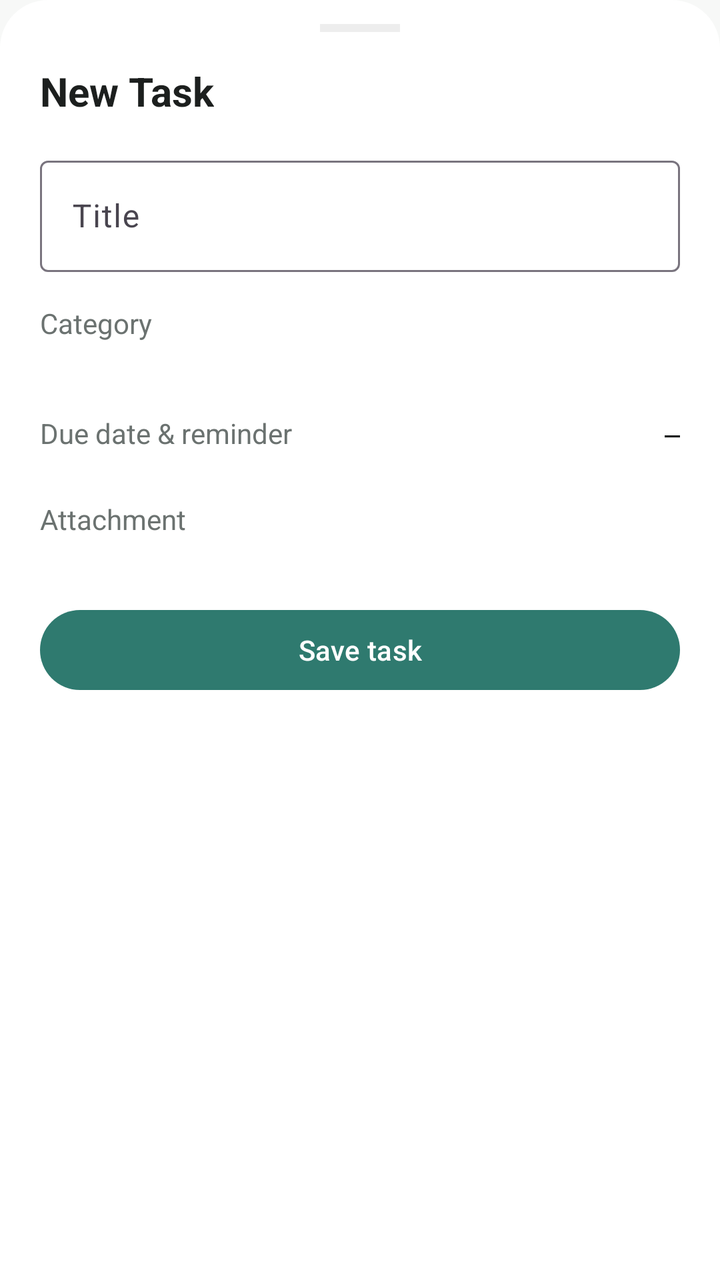
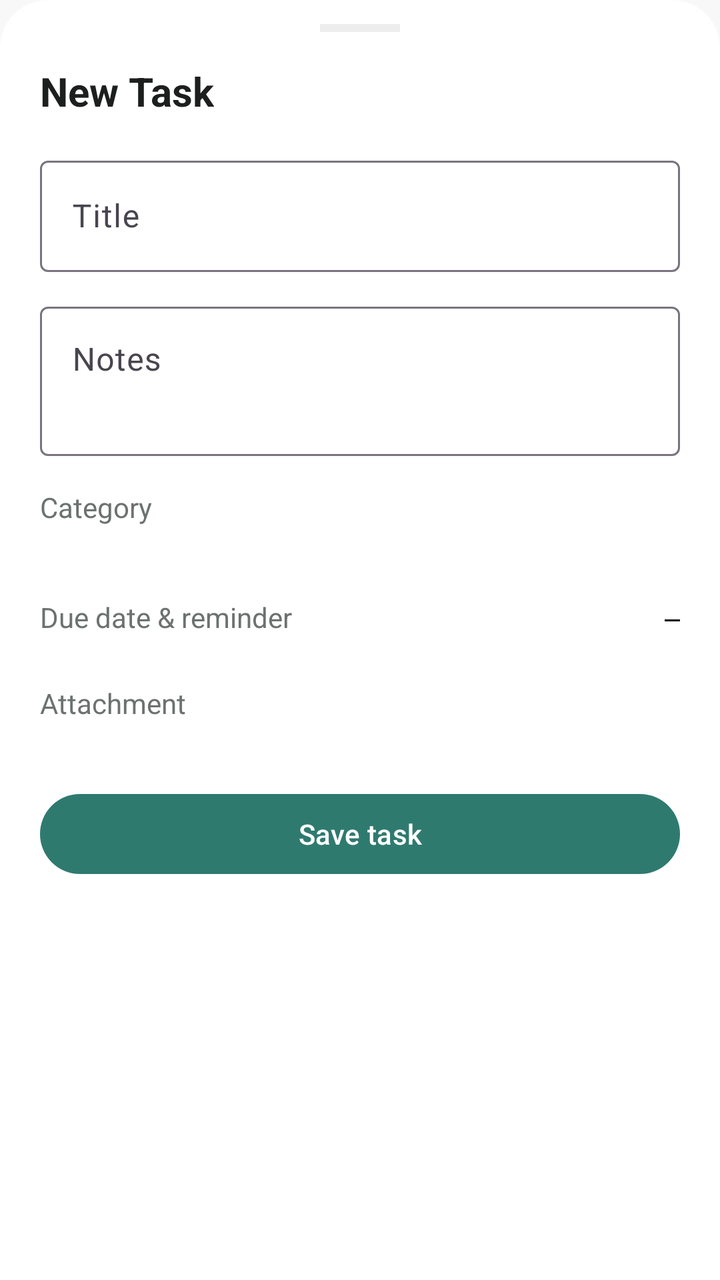

Screens rendered from an Android XML layout before and after an edit, with the pre-edit source and the edit as a unified diff.
<!-- AndroidManifest.xml: application theme Theme.TodoList -->
<!-- res/layout/bottomsheet_edit_task.xml -->
<?xml version="1.0" encoding="utf-8"?>
<ScrollView xmlns:android="http://schemas.android.com/apk/res/android"
    xmlns:app="http://schemas.android.com/apk/res-auto"
    android:layout_width="match_parent"
    android:layout_height="wrap_content"
    android:background="@drawable/bg_bottom_sheet">

    <LinearLayout
        android:layout_width="match_parent"
        android:layout_height="wrap_content"
        android:orientation="vertical"
        android:paddingHorizontal="20dp"
        android:paddingTop="12dp"
        android:paddingBottom="24dp">

        <View
            android:layout_width="40dp"
            android:layout_height="4dp"
            android:layout_gravity="center_horizontal"
            android:layout_marginBottom="16dp"
            android:background="@color/whisper_border" />

        <TextView
            android:id="@+id/sheet_title"
            android:layout_width="wrap_content"
            android:layout_height="wrap_content"
            android:text="@string/new_task"
            android:textColor="@color/charcoal_ink"
            android:textSize="20sp"
            android:textStyle="bold"
            android:layout_marginBottom="16dp" />

        <com.google.android.material.textfield.TextInputLayout
            android:layout_width="match_parent"
            android:layout_height="wrap_content"
            android:hint="@string/title">

            <com.google.android.material.textfield.TextInputEditText
                android:id="@+id/et_title"
                android:layout_width="match_parent"
                android:layout_height="wrap_content"
                android:inputType="textCapSentences"
                android:maxLines="2" />
        </com.google.android.material.textfield.TextInputLayout>

        <TextView
            android:layout_width="wrap_content"
            android:layout_height="wrap_content"
            android:layout_marginTop="16dp"
            android:text="@string/topic"
            android:textColor="@color/muted_steel"
            android:textSize="14sp" />

        <com.google.android.material.chip.ChipGroup
            android:id="@+id/topic_chips"
            android:layout_width="match_parent"
            android:layout_height="wrap_content"
            android:layout_marginTop="8dp"
            app:singleSelection="true"
            app:selectionRequired="true" />

        <LinearLayout
            android:id="@+id/row_due"
            android:layout_width="match_parent"
            android:layout_height="wrap_content"
            android:orientation="horizontal"
            android:gravity="center_vertical"
            android:layout_marginTop="20dp"
            android:background="?attr/selectableItemBackground"
            android:paddingVertical="8dp">

            <TextView
                android:layout_width="0dp"
                android:layout_height="wrap_content"
                android:layout_weight="1"
                android:text="@string/due_reminder"
                android:textColor="@color/muted_steel"
                android:textSize="14sp" />

            <TextView
                android:id="@+id/tv_due"
                android:layout_width="wrap_content"
                android:layout_height="wrap_content"
                android:fontFamily="monospace"
                android:textColor="@color/charcoal_ink"
                android:textSize="13sp"
                android:text="—" />

            <ImageView
                android:id="@+id/btn_clear_due"
                android:layout_width="20dp"
                android:layout_height="20dp"
                android:layout_marginStart="8dp"
                android:contentDescription="@string/delete"
                android:src="@drawable/ic_add"
                android:rotation="45"
                android:visibility="gone"
                app:tint="@color/muted_steel" />
        </LinearLayout>

        <TextView
            android:layout_width="wrap_content"
            android:layout_height="wrap_content"
            android:layout_marginTop="16dp"
            android:text="@string/attachment"
            android:textColor="@color/muted_steel"
            android:textSize="14sp" />

        <androidx.recyclerview.widget.RecyclerView
            android:id="@+id/attach_row"
            android:layout_width="match_parent"
            android:layout_height="wrap_content"
            android:layout_marginTop="8dp"
            android:clipToPadding="false"
            android:scrollbars="none" />

        <com.google.android.material.button.MaterialButton
            android:id="@+id/btn_save"
            android:layout_width="match_parent"
            android:layout_height="wrap_content"
            android:layout_marginTop="24dp"
            android:text="@string/save_task"
            android:textColor="@color/pure_surface"
            app:backgroundTint="@color/muted_sage"
            app:cornerRadius="20dp" />
    </LinearLayout>
</ScrollView>
<!-- resources referenced by this layout -->
<resources>
  <color name="charcoal_ink">#1C1F1E</color>
  <color name="muted_sage">#2F7A6F</color>
  <color name="muted_steel">#6B7270</color>
  <color name="pure_surface">#FFFFFF</color>
  <color name="whisper_border">#141C1F1E</color>
  <!-- drawable bg_bottom_sheet (drawable) -->
  <?xml version="1.0" encoding="utf-8"?>
  <shape xmlns:android="http://schemas.android.com/apk/res/android"
      android:shape="rectangle">
      <solid android:color="@color/pure_surface" />
      <corners
          android:topLeftRadius="24dp"
          android:topRightRadius="24dp" />
  </shape>
  <!-- drawable ic_add (drawable) -->
  <vector xmlns:android="http://schemas.android.com/apk/res/android"
      android:width="24dp" android:height="24dp"
      android:viewportWidth="24" android:viewportHeight="24"
      android:tint="#FFFFFF">
      <path android:fillColor="@android:color/white"
          android:pathData="M19,13h-6v6h-2v-6H5v-2h6V5h2v6h6v2z"/>
  </vector>
  <string name="attachment">Attachment</string>
  <string name="delete">Delete</string>
  <string name="due_reminder">Due date &amp; reminder</string>
  <string name="new_task">New Task</string>
  <string name="save_task">Save task</string>
  <string name="title">Title</string>
  <string name="topic">Category</string>
  <style name="Theme.TodoList" parent="Base.Theme.TodoList" />
  <style name="Base.Theme.TodoList" parent="Theme.Material3.DayNight.NoActionBar">
          
          
          <item name="colorPrimary">@color/muted_sage</item>
          <item name="colorOnPrimary">@color/pure_surface</item>
          <item name="android:colorBackground">@color/canvas_mist</item>
          <item name="colorSurface">@color/pure_surface</item>
          <item name="colorOnSurface">@color/charcoal_ink</item>
      </style>
  <color name="canvas_mist">#F7F8F7</color>
</resources>

<!-- the commit's change to res/layout/bottomsheet_edit_task.xml (unified diff, before → after) -->
@@ -41,6 +41,22 @@
                 android:layout_height="wrap_content"
                 android:inputType="textCapSentences"
                 android:maxLines="2" />
+        </com.google.android.material.textfield.TextInputLayout>
+
+        <com.google.android.material.textfield.TextInputLayout
+            android:layout_width="match_parent"
+            android:layout_height="wrap_content"
+            android:layout_marginTop="12dp"
+            android:hint="@string/notes">
+
+            <com.google.android.material.textfield.TextInputEditText
+                android:id="@+id/et_note"
+                android:layout_width="match_parent"
+                android:layout_height="wrap_content"
+                android:inputType="textCapSentences|textMultiLine"
+                android:gravity="top"
+                android:minLines="2"
+                android:maxLines="4" />
         </com.google.android.material.textfield.TextInputLayout>
 
         <TextView
<!-- resource entries referenced after the edit -->
@@ -26,6 +26,7 @@
   <string name="delete">Delete</string>
   <string name="due_reminder">Due date &amp; reminder</string>
   <string name="new_task">New Task</string>
+  <string name="notes">Notes</string>
   <string name="save_task">Save task</string>
   <string name="title">Title</string>
   <string name="topic">Category</string>
